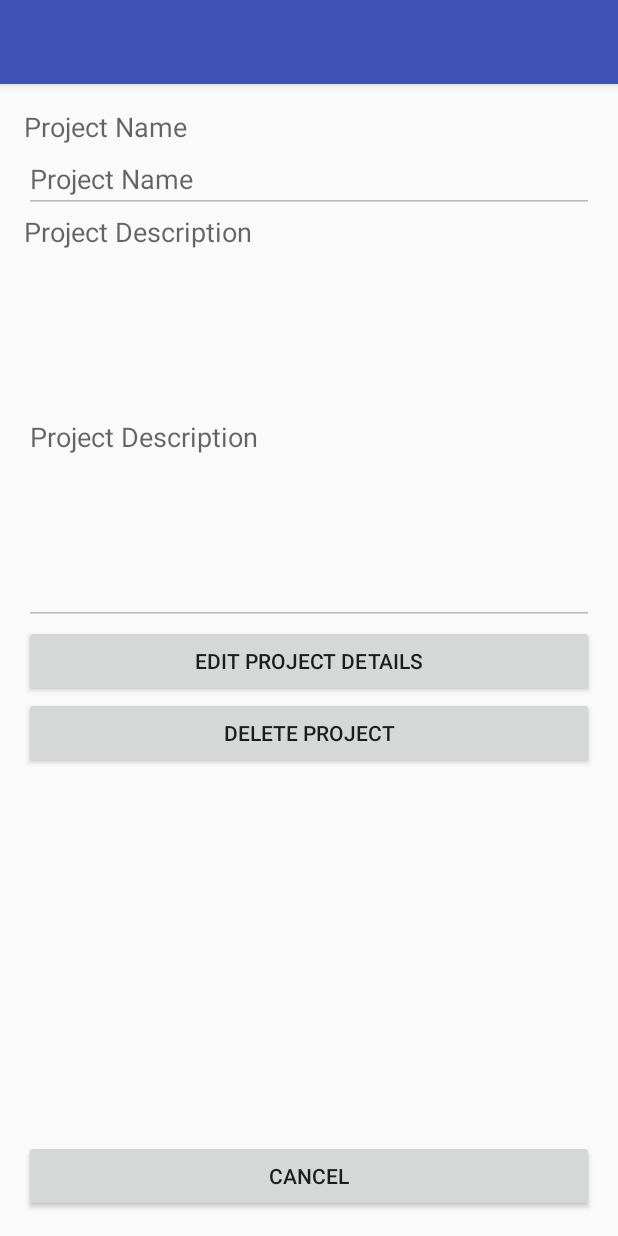
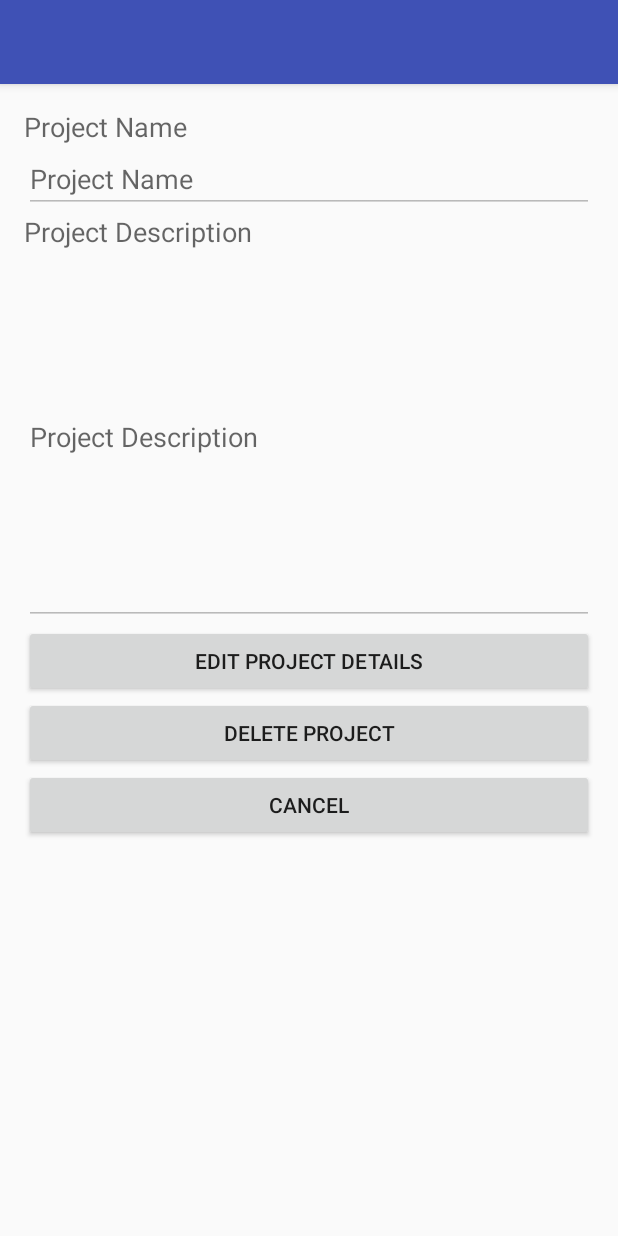
Before and after one commit to mnahm5/Task-Manager, an Android app: the ProjectSettings screen opened directly, with no data from a screen before it, on a phone screen of 412 x 824 dp. Run offline under Robolectric (Android 15) with nearby library versions, the phone set to English and light mode, and no system bars; our stand-ins replace Volley.

Commit message:
Can delete Projects

```diff
--- a/app/src/main/java/com/example/mnahm5/task_manager/ProjectSettings.java
+++ b/app/src/main/java/com/example/mnahm5/task_manager/ProjectSettings.java
@@ -137,9 +137,11 @@ public class ProjectSettings extends AppCompatActivity {
                                 Type type = new TypeToken<List<ProjectCard>>(){}.getType();
                                 List<ProjectCard> projectCardList = gson.fromJson(allProjectDetailsJson, type);
                                 ArrayList<ProjectCard> projectCards = new ArrayList<ProjectCard>();
+                                int j = 0;
                                 for (int i = 0; i < projectCardList.size(); i++) {
                                     if (!projectCardList.get(i).projectId.equals(projectId)) {
-                                        projectCards.add(i,projectCardList.get(i));
+                                        projectCards.add(j,projectCardList.get(i));
+                                        j++;
                                     }
                                 }
                                 SharedPreferences.Editor editor = sharedPreferences.edit();
--- a/app/src/main/res/layout/activity_project_settings.xml
+++ b/app/src/main/res/layout/activity_project_settings.xml
@@ -59,18 +59,18 @@
     <Button
         android:layout_width="wrap_content"
         android:layout_height="wrap_content"
-        android:text="@string/cancel"
-        android:id="@+id/btCancel"
-        android:layout_alignParentBottom="true"
-        android:layout_alignParentEnd="true"
-        android:layout_alignParentStart="true" />
-
-    <Button
-        android:layout_width="wrap_content"
-        android:layout_height="wrap_content"
         android:text="@string/delete_project"
         android:id="@+id/btDelete"
         android:layout_below="@+id/btEdit"
         android:layout_alignParentStart="true"
         android:layout_alignParentEnd="true" />
+
+    <Button
+        android:layout_width="wrap_content"
+        android:layout_height="wrap_content"
+        android:text="@string/cancel"
+        android:id="@+id/btCancel"
+        android:layout_below="@+id/btDelete"
+        android:layout_alignParentEnd="true"
+        android:layout_alignParentStart="true" />
 </RelativeLayout>
```
